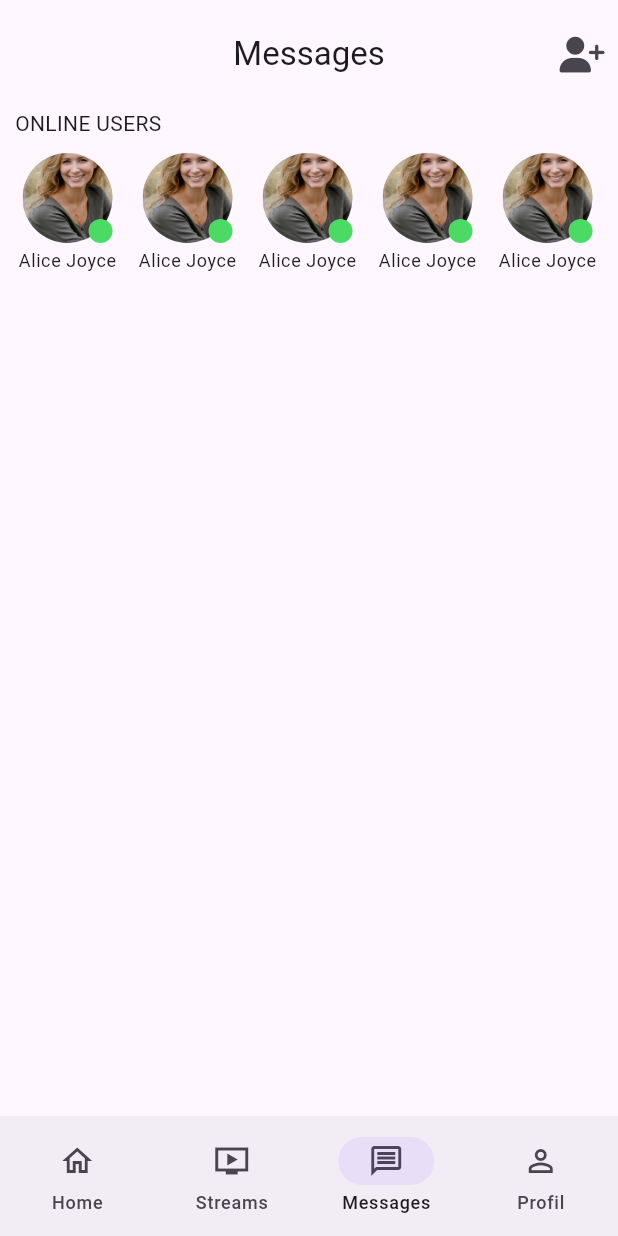
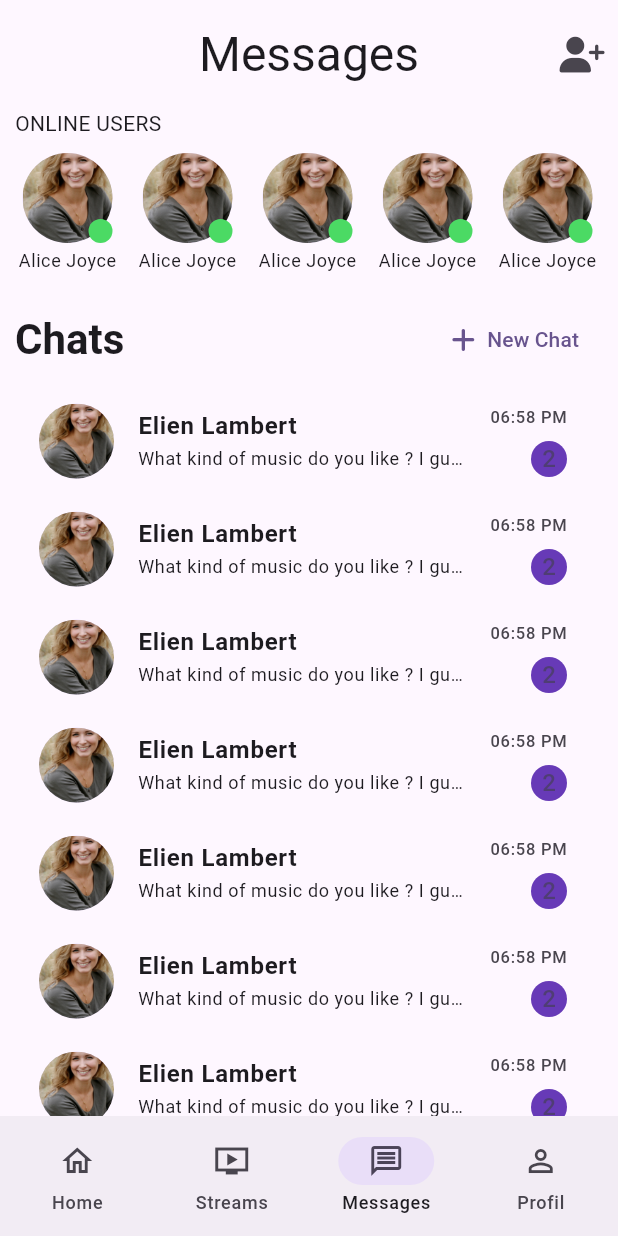
Before and after one commit to Jeremi-Koloma/my_social_media, a Flutter app: the screen it shows after launch, item 3 of the bottom bar chosen, on a phone screen of 412 x 824 dp. Run offline on Flutter 3.47's test engine with Material 2 defaults, Android fonts, the phone set to English and light mode, and no system bars; our stand-ins replace font_awesome_flutter, get.

Commit message:
Chats page OKAY

```diff
--- /dev/null
+++ b/lib/chats/chat_list.dart
@@ -0,0 +1,39 @@
+import 'package:flutter/material.dart';
+
+class ChatList extends StatelessWidget {
+  const ChatList({super.key});
+
+  @override
+  Widget build(BuildContext context) {
+    // Le thème de couleur de notre application
+    final textTheme = Theme.of(context).textTheme;
+    return ListTile(
+      leading: const CircleAvatar(
+        radius: 25.0,
+        backgroundImage: AssetImage("assets/images/smile_bg.jpg"),
+      ),
+      title: Text(
+        "Elien Lambert",
+        style: textTheme.bodyLarge!.copyWith(fontWeight: FontWeight.bold),
+        overflow: TextOverflow.ellipsis,
+      ),
+      subtitle: Text(
+        "What kind of music do you like ? I guess",
+        overflow: TextOverflow.ellipsis,
+        style: textTheme.bodySmall,
+      ),
+      trailing: const Column(
+        crossAxisAlignment: CrossAxisAlignment.end,
+        mainAxisAlignment: MainAxisAlignment.spaceAround,
+        children: [
+          Text("06:58 PM"),
+          CircleAvatar(
+            radius: 12,
+            backgroundColor: Colors.deepPurple,
+            child: Text("2"),
+          )
+        ],
+      ),
+    );
+  }
+}
--- a/lib/chats/chats_page.dart
+++ b/lib/chats/chats_page.dart
@@ -1,5 +1,6 @@
 import 'package:flutter/material.dart';
 import 'package:font_awesome_flutter/font_awesome_flutter.dart';
+import 'package:my_social_media/chats/chat_list.dart';
 import 'package:my_social_media/chats/online_users.dart';
 
 class ChatsPage extends StatelessWidget {
@@ -13,7 +14,10 @@ class ChatsPage extends StatelessWidget {
       appBar: AppBar(
         elevation: 0,
         toolbarHeight: 72.0,
-        title: const Text('Messages'),
+        title: Text(
+          'Messages',
+          style: textTheme.headlineLarge,
+        ),
         centerTitle: true,
         actions: [
           IconButton(
@@ -48,7 +52,34 @@ class ChatsPage extends StatelessWidget {
                       OnlineUsers(),
                     ],
                   ),
-                )
+                ),
+                const SizedBox(height: 20),
+                Row(
+                  mainAxisAlignment: MainAxisAlignment.spaceBetween,
+                  children: [
+                    Text(
+                      "Chats",
+                      style: textTheme.headlineMedium!
+                          .copyWith(fontWeight: FontWeight.bold),
+                    ),
+                    TextButton.icon(
+                        onPressed: () {},
+                        icon: const FaIcon(FontAwesomeIcons.plus),
+                        label: const Text("New Chat"))
+                  ],
+                ),
+                const SizedBox(height: 8),
+                const ChatList(),
+                const ChatList(),
+                const ChatList(),
+                const ChatList(),
+                const ChatList(),
+                const ChatList(),
+                const ChatList(),
+                const ChatList(),
+                const ChatList(),
+                const ChatList(),
+                const ChatList()
               ],
             ),
           ),
--- a/lib/main.dart
+++ b/lib/main.dart
@@ -14,7 +14,7 @@ class MyApp extends StatelessWidget {
   @override
   Widget build(BuildContext context) {
     return GetMaterialApp(
-      title: 'Flutter Demo',
+      title: 'Sahelcrea-Social-App',
       debugShowCheckedModeBanner: false,
       theme: ThemeData(
         colorScheme: ColorScheme.fromSeed(
```
